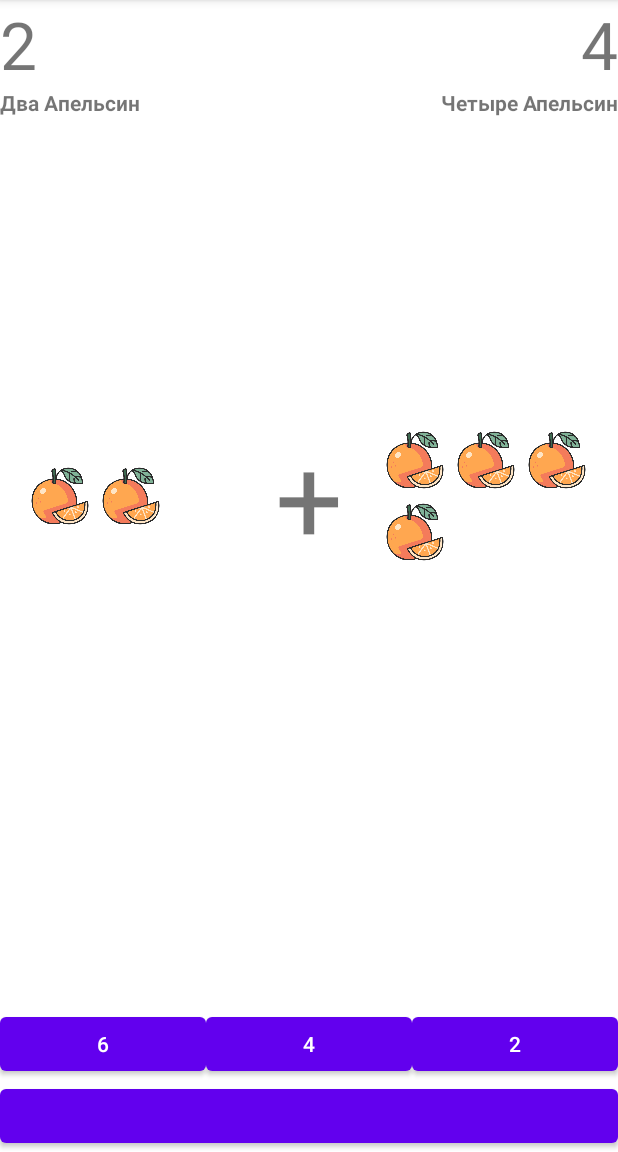
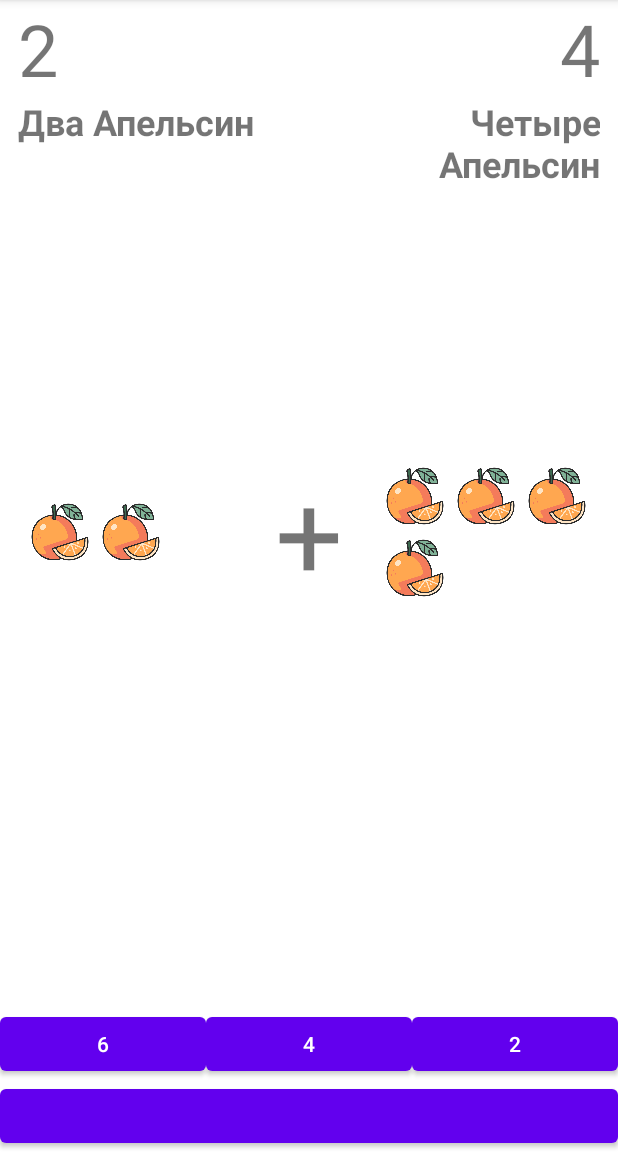
Before and after one commit to 1Alexander1-oss/KLSChildGame, an Android app: the ArithmeticActivity screen opened directly, with no data from a screen before it, on a phone screen of 412 x 824 dp, the part 84-1236 px from its top. Run offline under Robolectric (Android 15) with nearby library versions, the light colour scheme and no system bars.

Commit message:
increased text size for arithmetic layout elements

```diff
--- a/app/src/main/res/layout/activity_arithmetic.xml
+++ b/app/src/main/res/layout/activity_arithmetic.xml
@@ -21,13 +21,16 @@
                 android:id="@+id/left_term"
                 android:layout_width="match_parent"
                 android:layout_height="wrap_content"
-                android:textSize="44sp"
+                android:paddingLeft="12dp"
+                android:textSize="48sp"
                 tools:text="3" />
 
             <TextView
                 android:id="@+id/left_auxiliary_text"
                 android:layout_width="match_parent"
                 android:layout_height="match_parent"
+                android:paddingLeft="12dp"
+                android:textSize="24sp"
                 android:textStyle="bold"
                 tools:text="Три черепашки" />
 
@@ -44,7 +47,8 @@
                 android:layout_width="match_parent"
                 android:layout_height="wrap_content"
                 android:gravity="end"
-                android:textSize="44sp"
+                android:paddingRight="12dp"
+                android:textSize="48sp"
                 tools:text="3" />
 
             <TextView
@@ -52,6 +56,8 @@
                 android:layout_width="match_parent"
                 android:layout_height="match_parent"
                 android:gravity="end"
+                android:paddingRight="12dp"
+                android:textSize="24sp"
                 android:textStyle="bold"
                 tools:text="Две черепашки" />
 
```
